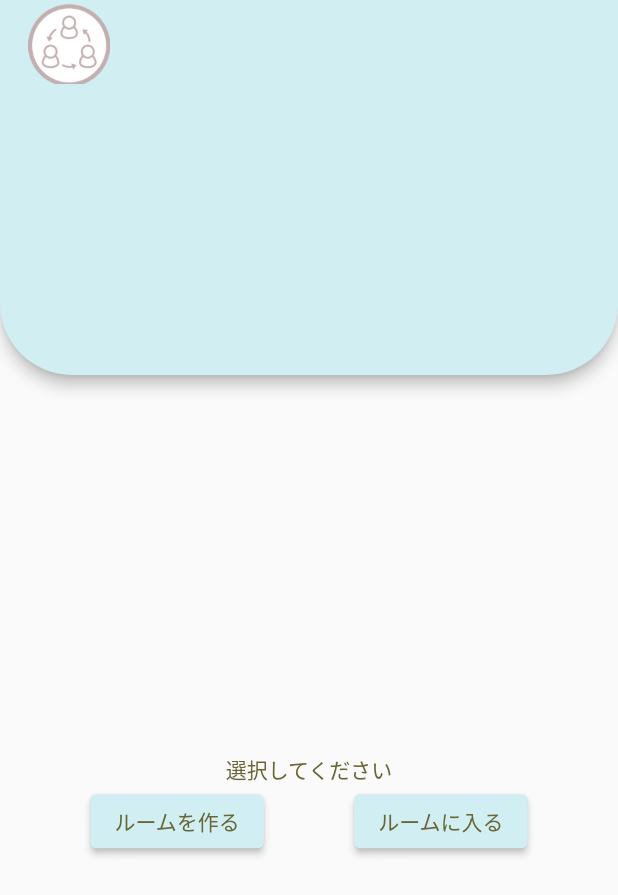
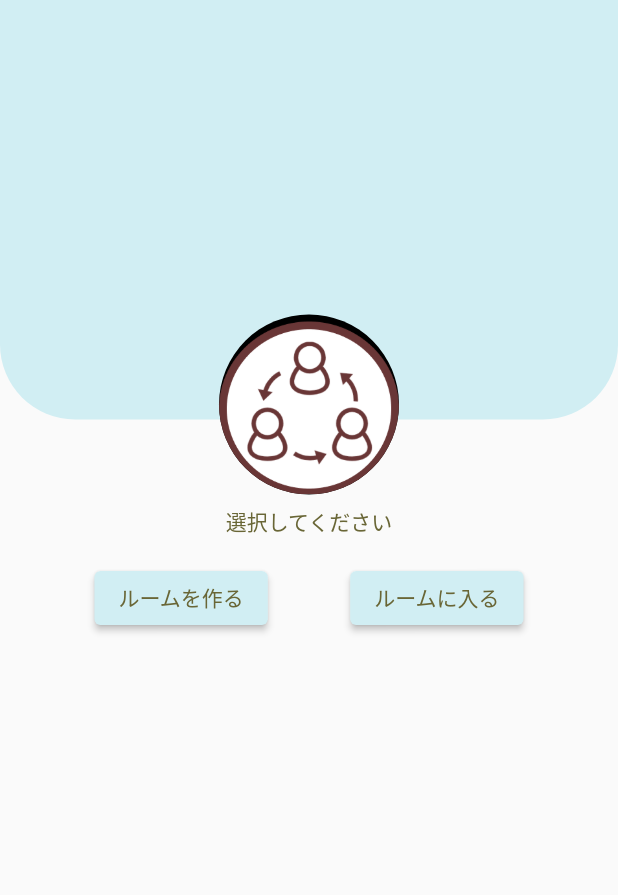
Before and after one commit to Tdrj2716/study_app_hackathon, a Flutter app: the screen it shows after launch, on a phone screen of 412 x 824 dp. Shown: the top 895 px of the screen. Run offline on Flutter 3.47's test engine with Material 2 defaults, Android fonts, the phone set to English and light mode, and no system bars.

Commit message:
welcome画面のデザインを変更

```diff
--- a/lib/welcome.dart
+++ b/lib/welcome.dart
@@ -1,35 +1,25 @@
 import 'package:flutter/material.dart';
 
-import 'login.dart';
+class Welcome extends StatelessWidget {
+  const Welcome({Key? key}) : super(key: key);
 
-class Welcome extends StatelessWidget {
-  //const MyApp({Key? key}) : super(key: key);
   @override
   Widget build(BuildContext context) {
     return Scaffold(
-      appBar: PreferredSize(
-        preferredSize: const Size.fromHeight(250),
-        child: AppBar(
-            title: Image.asset(
-              'images/icon.png',
-              height: 60,
-              width: 60,
-            ),
-            backgroundColor: const Color(0xFFD1EEF3),
-            shape: const RoundedRectangleBorder(
-              borderRadius: BorderRadius.vertical(
-                bottom: Radius.circular(48.0),
-              ),
-            )),
-      ),
-      body: Center(
+      body: Column(
+        children: [
+          const Expanded(flex: 2, child: _TopPortion()),
+          Expanded(
+            flex: 3,
+            child: Padding(
+              padding: const EdgeInsets.all(8.0),
               child: Column(
-        mainAxisAlignment: MainAxisAlignment.center,
                 children: [
-          const Text(
-            '選択してください',
+                  Text(
+                    "選択してください",
                     style: TextStyle(color: Color(0xFF696636)),
                   ),
+                  const SizedBox(height: 16),
                   Row(
                     mainAxisAlignment: MainAxisAlignment.spaceEvenly,
                     children: [
@@ -50,9 +40,115 @@ class Welcome extends StatelessWidget {
                         child: const Text('ルームに入る'),
                       ),
                     ],
-          )
+                  ),
+                  //const SizedBox(height: 16),
+                  //const _ProfileInfoRow()
                 ],
-      )),
+              ),
+            ),
+          ),
+        ],
+      ),
     );
   }
 }
+
+class _ProfileInfoRow extends StatelessWidget {
+  const _ProfileInfoRow({Key? key}) : super(key: key);
+
+  final List<ProfileInfoItem> _items = const [
+    ProfileInfoItem("Posts", 900),
+    ProfileInfoItem("Followers", 120),
+    ProfileInfoItem("Following", 200),
+  ];
+
+  @override
+  Widget build(BuildContext context) {
+    return Container(
+      height: 80,
+      constraints: const BoxConstraints(maxWidth: 400),
+      child: Row(
+        mainAxisAlignment: MainAxisAlignment.spaceEvenly,
+        children: _items
+            .map((item) => Expanded(
+                    child: Row(
+                  children: [
+                    if (_items.indexOf(item) != 0) const VerticalDivider(),
+                    Expanded(child: _singleItem(context, item)),
+                  ],
+                )))
+            .toList(),
+      ),
+    );
+  }
+
+  Widget _singleItem(BuildContext context, ProfileInfoItem item) => Column(
+        mainAxisAlignment: MainAxisAlignment.center,
+        children: [
+          Padding(
+            padding: const EdgeInsets.all(8.0),
+            child: Text(
+              item.value.toString(),
+              style: const TextStyle(
+                fontWeight: FontWeight.bold,
+                fontSize: 20,
+              ),
+            ),
+          ),
+          Text(
+            item.title,
+            style: Theme.of(context).textTheme.caption,
+          )
+        ],
+      );
+}
+
+class ProfileInfoItem {
+  final String title;
+  final int value;
+  const ProfileInfoItem(this.title, this.value);
+}
+
+class _TopPortion extends StatelessWidget {
+  const _TopPortion({Key? key}) : super(key: key);
+
+  @override
+  Widget build(BuildContext context) {
+    return Stack(
+      fit: StackFit.expand,
+      children: [
+        Container(
+          margin: const EdgeInsets.only(bottom: 50),
+          decoration: const BoxDecoration(
+              color: Color(0xFFD1EEF3),
+              borderRadius: BorderRadius.only(
+                bottomLeft: Radius.circular(50),
+                bottomRight: Radius.circular(50),
+              )),
+        ),
+        Align(
+          alignment: Alignment.bottomCenter,
+          child: SizedBox(
+            width: 120,
+            height: 120,
+            child: Stack(
+              fit: StackFit.expand,
+              children: [
+                Container(
+                  decoration: const BoxDecoration(
+                    color: Colors.black,
+                    shape: BoxShape.circle,
+                    image: DecorationImage(
+                      fit: BoxFit.fitWidth,
+                      image: AssetImage('images/icon.png'),
+                    ),
+                  ),
+                ),
+              ],
+            ),
+          ),
+        )
+      ],
+    );
+  }
+}
```
Also changed, not shown: images/icon.png. Lines whose indentation alone changed are shown as unchanged.
